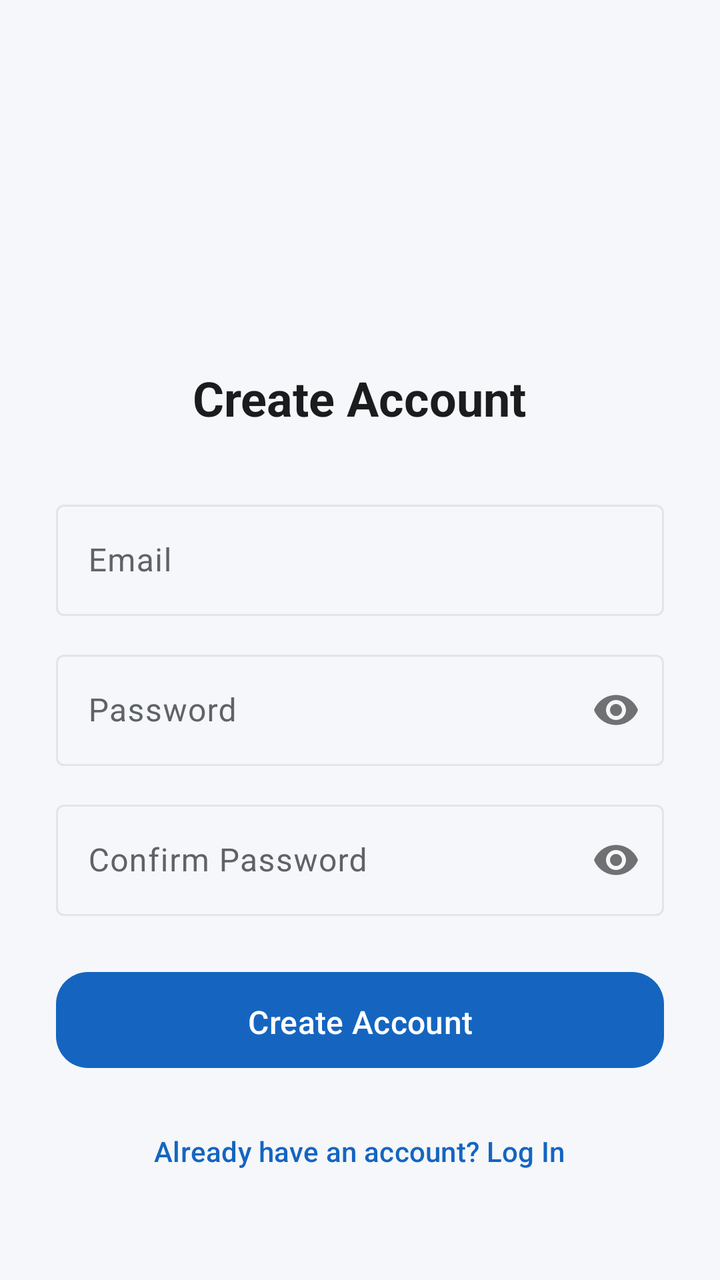
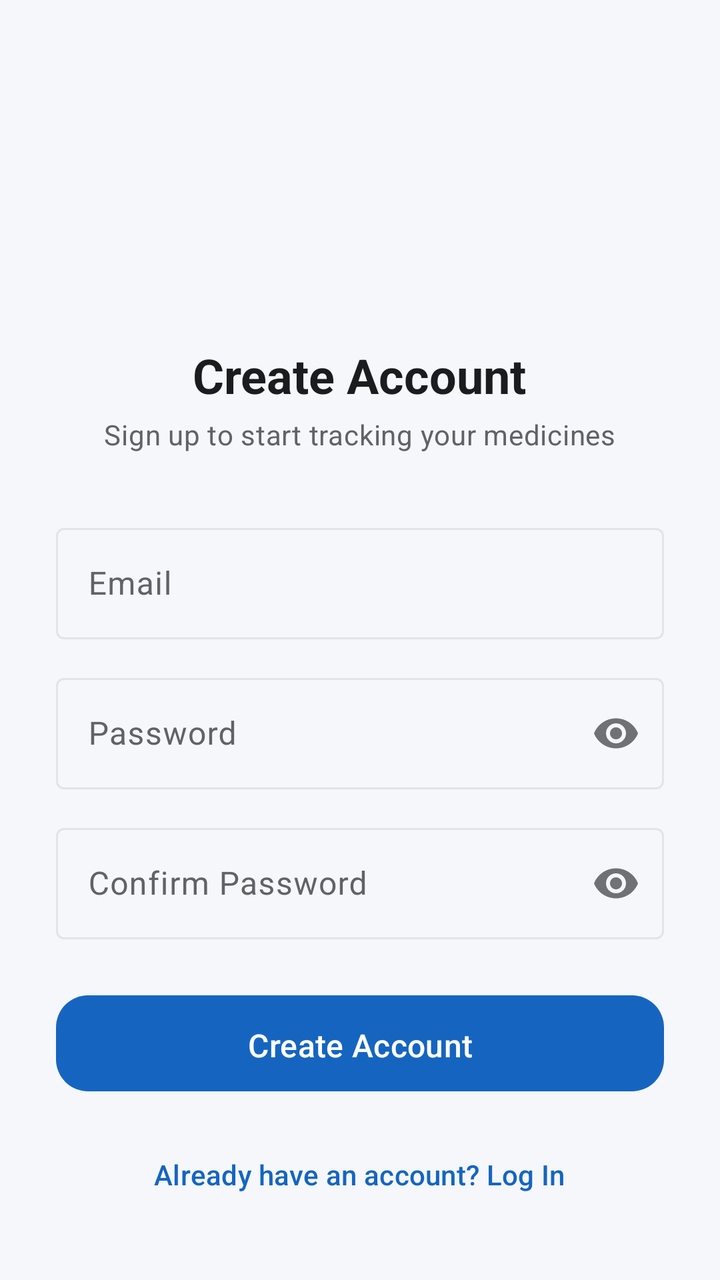

Compare the two renders of this Android layout. The source of the first and the diff that turns it into the second are given below.
<!-- AndroidManifest.xml: application theme Theme.ESPMEDALARM -->
<!-- res/layout/activity_signup.xml -->
<?xml version="1.0" encoding="utf-8"?>
<androidx.core.widget.NestedScrollView
    xmlns:android="http://schemas.android.com/apk/res/android"
    xmlns:app="http://schemas.android.com/apk/res-auto"
    android:layout_width="match_parent"
    android:layout_height="match_parent"
    android:background="@color/background_light_gray"
    android:fillViewport="true">

    <LinearLayout
        android:layout_width="match_parent"
        android:layout_height="wrap_content"
        android:orientation="vertical"
        android:gravity="center"
        android:padding="28dp">

        <ImageView
            android:layout_width="72dp"
            android:layout_height="72dp"
            android:layout_marginTop="48dp"
            android:src="@drawable/ic_launcher_round"
            android:contentDescription="ESPMEDALARM" />
        

        <TextView
            android:layout_width="wrap_content"
            android:layout_height="wrap_content"
            android:layout_marginTop="16dp"
            android:text="Create Account"
            android:textAppearance="@style/Text.Headline" />

        <com.google.android.material.textfield.TextInputLayout
            style="@style/Widget.Material3.TextInputLayout.OutlinedBox"
            android:layout_width="match_parent"
            android:layout_height="wrap_content"
            android:layout_marginTop="32dp"
            android:hint="Email">

            <com.google.android.material.textfield.TextInputEditText
                android:id="@+id/etEmail"
                android:layout_width="match_parent"
                android:layout_height="wrap_content"
                android:inputType="textEmailAddress" />
        </com.google.android.material.textfield.TextInputLayout>

        <com.google.android.material.textfield.TextInputLayout
            style="@style/Widget.Material3.TextInputLayout.OutlinedBox"
            android:layout_width="match_parent"
            android:layout_height="wrap_content"
            android:layout_marginTop="14dp"
            app:passwordToggleEnabled="true"
            android:hint="Password">

            <com.google.android.material.textfield.TextInputEditText
                android:id="@+id/etPassword"
                android:layout_width="match_parent"
                android:layout_height="wrap_content"
                android:inputType="textPassword" />
        </com.google.android.material.textfield.TextInputLayout>

        <com.google.android.material.textfield.TextInputLayout
            style="@style/Widget.Material3.TextInputLayout.OutlinedBox"
            android:layout_width="match_parent"
            android:layout_height="wrap_content"
            android:layout_marginTop="14dp"
            app:passwordToggleEnabled="true"
            android:hint="Confirm Password">

            <com.google.android.material.textfield.TextInputEditText
                android:id="@+id/etConfirmPassword"
                android:layout_width="match_parent"
                android:layout_height="wrap_content"
                android:inputType="textPassword" />
        </com.google.android.material.textfield.TextInputLayout>

        <com.google.android.material.button.MaterialButton
            android:id="@+id/btnSignup"
            style="@style/Widget.App.Button"
            android:layout_width="match_parent"
            android:layout_height="56dp"
            android:layout_marginTop="24dp"
            android:text="Create Account"
            android:textSize="16sp" />

        <TextView
            android:id="@+id/txtGoToLogin"
            android:layout_width="wrap_content"
            android:layout_height="wrap_content"
            android:layout_marginTop="20dp"
            android:padding="8dp"
            android:background="?attr/selectableItemBackground"
            android:text="Already have an account? Log In"
            android:textColor="@color/primary"
            android:textAppearance="@style/Text.Label" />

    </LinearLayout>
</androidx.core.widget.NestedScrollView>
<!-- resources referenced by this layout -->
<resources>
  <color name="background_light_gray">#F5F7FA</color>
  <color name="primary">#1565C0</color>
  <!-- drawable ic_launcher_round (drawable) -->
  <?xml version="1.0" encoding="utf-8"?>
  <adaptive-icon xmlns:android="http://schemas.android.com/apk/res/android">
      <background android:drawable="@color/ic_launcher_background"/>
      <foreground android:drawable="@mipmap/ic_launcher_foreground"/>
      <monochrome android:drawable="@mipmap/ic_launcher_foreground"/>
  </adaptive-icon>
  <style name="Text.Headline" parent="TextAppearance.Material3.HeadlineSmall">
          <item name="android:textColor">@color/text_primary</item>
          <item name="android:textStyle">bold</item>
      </style>
  <style name="Text.Label" parent="TextAppearance.Material3.LabelLarge">
          <item name="android:textColor">@color/text_secondary</item>
      </style>
  <style name="Widget.App.Button" parent="Widget.Material3.Button">
          <item name="cornerRadius">16dp</item>
          <item name="android:textAllCaps">false</item>
          <item name="android:paddingTop">14dp</item>
          <item name="android:paddingBottom">14dp</item>
      </style>
  <style name="Theme.ESPMEDALARM" parent="Base.Theme.ESPMEDALARM" />
  <color name="ic_launcher_background">#FFFFFF</color>
  <color name="text_primary">#1A1C1E</color>
  <color name="text_secondary">#5F6368</color>
  <style name="Base.Theme.ESPMEDALARM" parent="Theme.Material3.DayNight.NoActionBar">
          <item name="colorPrimary">@color/primary</item>
          <item name="colorPrimaryVariant">@color/primary_dark</item>
          <item name="colorOnPrimary">@color/text_on_primary</item>
  
          <item name="colorSecondary">@color/accent_green</item>
          <item name="colorOnSecondary">@color/text_on_primary</item>
  
          <item name="colorError">@color/danger_red</item>
  
          <item name="android:colorBackground">@color/background_light_gray</item>
          <item name="colorSurface">@color/surface_white</item>
          <item name="colorOnSurface">@color/text_primary</item>
          <item name="colorOnSurfaceVariant">@color/text_secondary</item>
          <item name="colorOnBackground">@color/text_primary</item>
          <item name="colorOutline">@color/surface_outline</item>
  
          <item name="android:statusBarColor">@color/primary</item>
          <item name="android:windowLightStatusBar">false</item>
          <item name="android:navigationBarColor">@color/surface_white</item>
      </style>
  <color name="primary_dark">#0D47A1</color>
  <color name="text_on_primary">#FFFFFFFF</color>
  <color name="accent_green">#2E7D32</color>
  <color name="danger_red">#D32F2F</color>
  <color name="surface_white">#FFFFFFFF</color>
  <color name="surface_outline">#E1E4E8</color>
</resources>

<!-- the commit's change to res/layout/activity_signup.xml (unified diff, before → after) -->
@@ -18,9 +18,9 @@
             android:layout_width="72dp"
             android:layout_height="72dp"
             android:layout_marginTop="48dp"
-            android:src="@drawable/ic_launcher_round"
-            android:contentDescription="ESPMEDALARM" />
-        
+            android:src="@drawable/ic_launcher"
+            android:contentDescription="ESPMEDALARM"
+            />
 
         <TextView
             android:layout_width="wrap_content"
@@ -28,6 +28,13 @@
             android:layout_marginTop="16dp"
             android:text="Create Account"
             android:textAppearance="@style/Text.Headline" />
+
+        <TextView
+            android:layout_width="wrap_content"
+            android:layout_height="wrap_content"
+            android:layout_marginTop="4dp"
+            android:text="Sign up to start tracking your medicines"
+            android:textAppearance="@style/Text.Body" />
 
         <com.google.android.material.textfield.TextInputLayout
             style="@style/Widget.Material3.TextInputLayout.OutlinedBox"
<!-- resource entries referenced after the edit -->
@@ -2,13 +2,16 @@
 <resources>
   <color name="background_light_gray">#F5F7FA</color>
   <color name="primary">#1565C0</color>
-  <!-- drawable ic_launcher_round (drawable) -->
+  <!-- drawable ic_launcher (drawable) -->
   <?xml version="1.0" encoding="utf-8"?>
   <adaptive-icon xmlns:android="http://schemas.android.com/apk/res/android">
       <background android:drawable="@color/ic_launcher_background"/>
       <foreground android:drawable="@mipmap/ic_launcher_foreground"/>
       <monochrome android:drawable="@mipmap/ic_launcher_foreground"/>
   </adaptive-icon>
+  <style name="Text.Body" parent="TextAppearance.Material3.BodyMedium">
+          <item name="android:textColor">@color/text_secondary</item>
+      </style>
   <style name="Text.Headline" parent="TextAppearance.Material3.HeadlineSmall">
           <item name="android:textColor">@color/text_primary</item>
           <item name="android:textStyle">bold</item>
